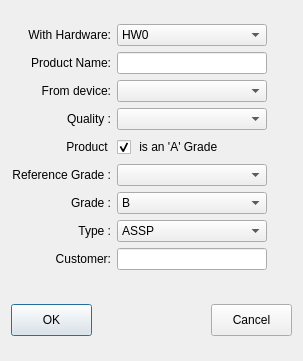
This is src/ATE/org/actions_on/product/NewProductWizard.ui in goanpeca/ATE.org as Qt 5 draws it before an edit. The edited form follows.
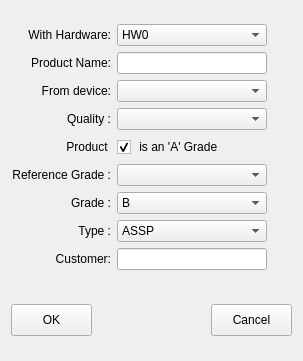
This is the edited form.

```diff
--- a/src/ATE/org/actions_on/product/NewProductWizard.ui
+++ b/src/ATE/org/actions_on/product/NewProductWizard.ui
@@ -784,6 +784,9 @@
          <property name="text">
           <string>OK</string>
          </property>
+         <property name="autoDefault">
+          <bool>false</bool>
+         </property>
         </widget>
        </item>
        <item>
@@ -816,6 +819,9 @@
          <property name="text">
           <string>Cancel</string>
          </property>
+         <property name="autoDefault">
+          <bool>false</bool>
+         </property>
         </widget>
        </item>
       </layout>
```
